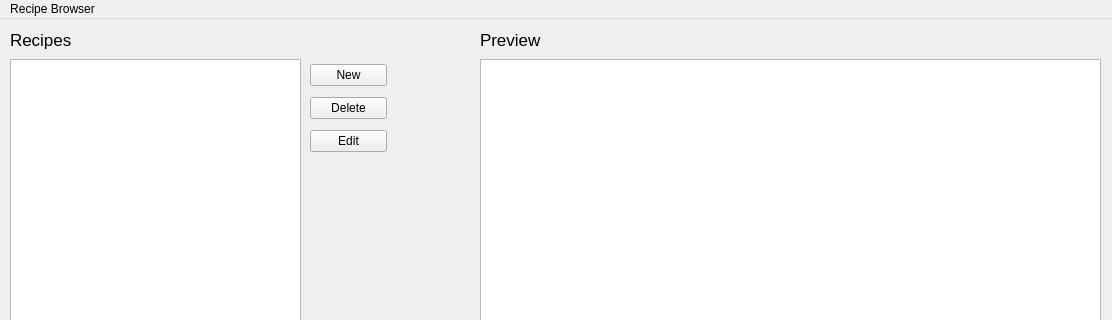
First picture: the form in homebrewGUI.ui, repository heathercaz/homebrew-controller, before the edit; both pictures show x 0 to 1112 and y 0 to 320 of the 1112 by 574 pixel window.
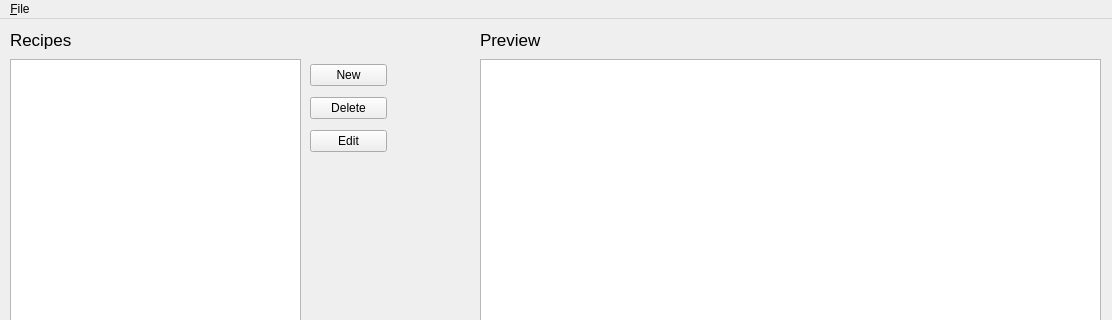
Second picture: the form after the edit.

The edit to the form file:
```diff
--- a/homebrewGUI.ui
+++ b/homebrewGUI.ui
@@ -118,7 +118,7 @@
    </property>
    <widget class="QMenu" name="menuRecipes">
     <property name="title">
-     <string>Recipe Browser</string>
+     <string>&amp;File</string>
     </property>
    </widget>
    <addaction name="menuRecipes"/>
```
Left out of the diff: 14 changed lines with no effect on the pictures.
